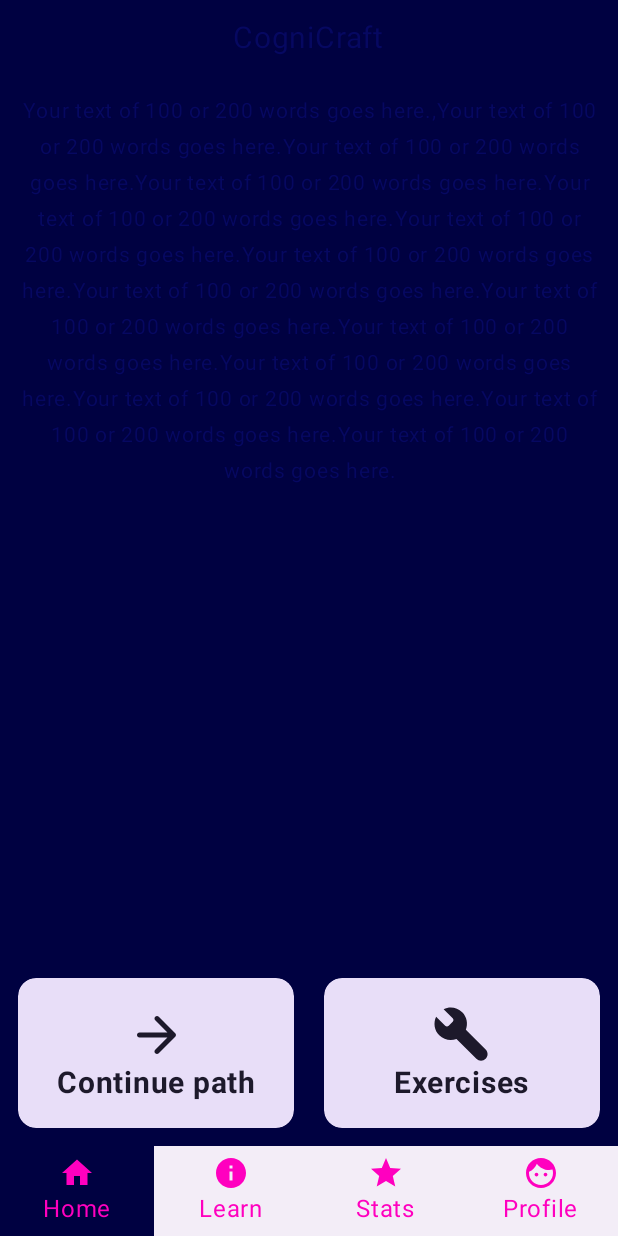
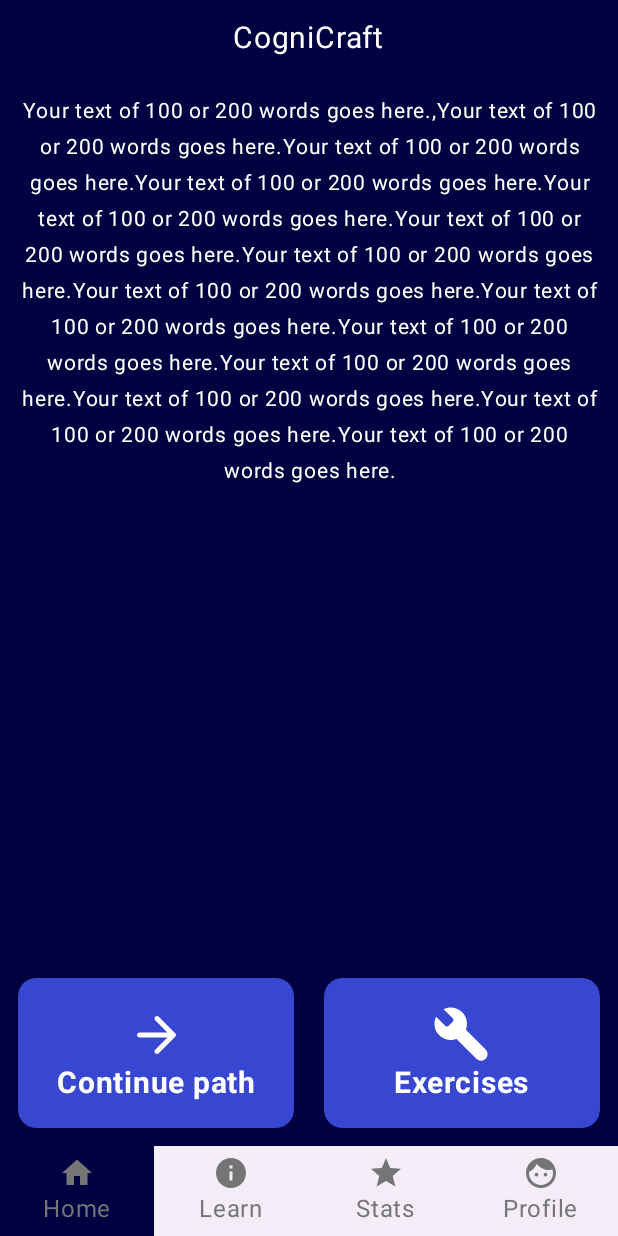
Before and after one commit to facundograpsas/cogni-kotlin, an Android app built with Jetpack Compose: the screen it shows after launch (MainActivity), on a phone screen of 412 x 824 dp. Run offline under Robolectric (Android 15) with nearby library versions, the light colour scheme and no system bars; our stand-ins replace Dagger/Hilt's generated code, livedata-compose.

Commit message:
add on tap to ClickableCard, set theme colors

```diff
--- a/app/src/main/java/com/example/kotlin/ui/home/HomeScreen.kt
+++ b/app/src/main/java/com/example/kotlin/ui/home/HomeScreen.kt
@@ -108,14 +108,14 @@
                 .padding(2.dp),
             horizontalArrangement = Arrangement.SpaceAround
         ) {
-            ClickableCard(icon = Icons.Rounded.ArrowForward ,text = "Continue path")
-            ClickableCard(icon = Icons.Rounded.Build ,text = "Exercises")
+            ClickableCard(icon = Icons.Rounded.ArrowForward ,text = "Continue path", onTap = { println("Tapped continue path")})
+            ClickableCard(icon = Icons.Rounded.Build ,text = "Exercises", onTap = { println("Tapped Exercises")} )
         }
     }
 }
 
 @Composable
-fun RowScope.ClickableCard(text : String, icon : ImageVector) {
+fun RowScope.ClickableCard(text : String, icon : ImageVector, onTap : () -> Unit) {
 
     val shape = RoundedCornerShape(12.dp) // Replace this with the actual shape you want
     Card(
@@ -128,7 +128,9 @@
             .clip(shape = shape)
             .size(100.dp)
             .clickable(
-            ) { /* Do something */ }
+            ) {
+                onTap()
+            }
     ) {
         Box(
             contentAlignment = Alignment.Center,
@@ -137,8 +139,8 @@
             Column(
                 horizontalAlignment = Alignment.CenterHorizontally,
             ) {
-                Icon(imageVector = icon, contentDescription = null, modifier = Modifier.size(40.dp))
-                Text(text, fontWeight = FontWeight.Bold, fontSize = 20.sp)
+                Icon(imageVector = icon, contentDescription = null, modifier = Modifier.size(40.dp), tint = Color.White)
+                Text(text, fontWeight = FontWeight.Bold, fontSize = 20.sp, color = Color.White)
             }
         }
     }
--- a/app/src/main/java/com/example/kotlin/ui/theme/Theme.kt
+++ b/app/src/main/java/com/example/kotlin/ui/theme/Theme.kt
@@ -44,16 +44,17 @@
 //    onTertiary = Color.White,
 //    onBackground = Color(0xFF1C1B1F),
 //    onSurface = Color(0xFF1C1B1F),
-    primary = Color(0xFF030F4B),
-    secondary = Color(0xFFFF00BF),
-    tertiary = Color(0xFFFF00BF),
+    primary = Color(0xFFFFFFFF),
+    secondary = Color(0xFF2CFFB5),
+    tertiary = Color(0xFFFFD400),
     background = Color(0xFF000141),
-    surface = Color(0xFFFF00BF),
-    onPrimary = Color(0xFFFF00BF),
-    onSecondary = Color(0xFFFF00BF),
-    onTertiary =Color(0xFFFF00BF),
-    onBackground = Color(0xFF060861),
-    onSurface = Color(0xFFFF00BF),
+    surface = Color(0xFFE0E0E0),
+    onPrimary = Color(0xFFFF7700),
+    onSecondary = Color(0xFF07FFE3),
+    onTertiary =Color(0xFF6B04FC),
+    onBackground = Color(0xFFFFFFFF),
+    onSurface = Color(0xFF757575),
+    secondaryContainer = Color(0xFF3847D1),
 )
 
 @Composable
```
